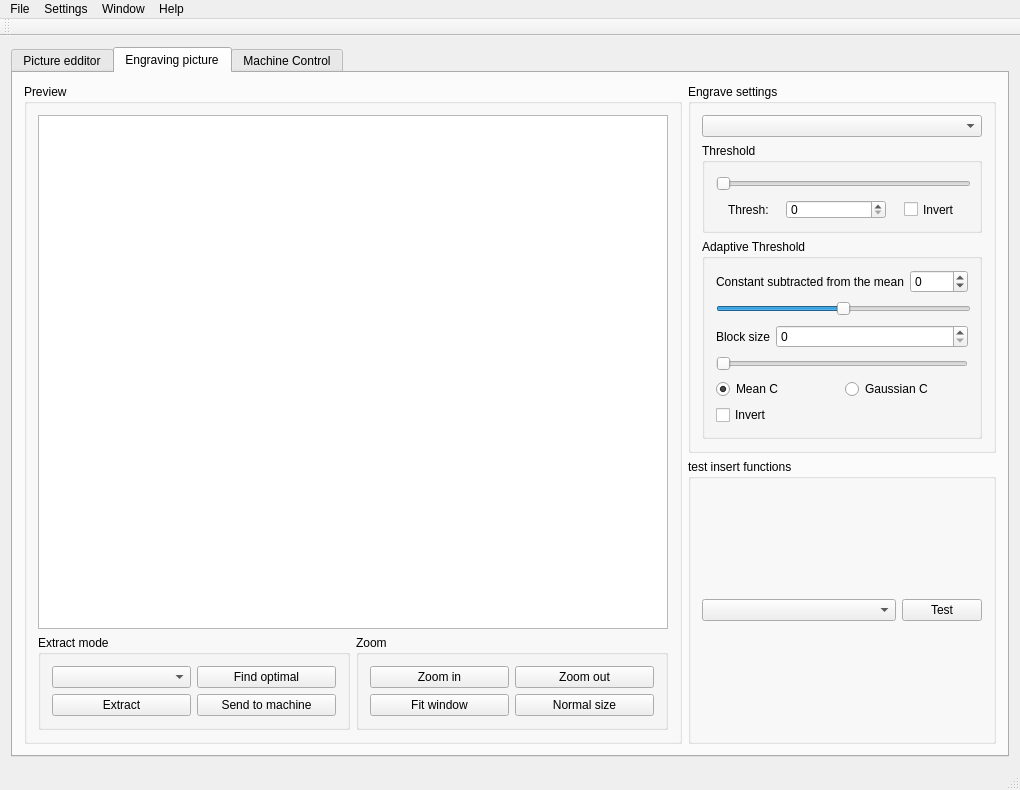
CommName/Cengrave, file mainwindow/mainwindow.ui: the form before one commit.
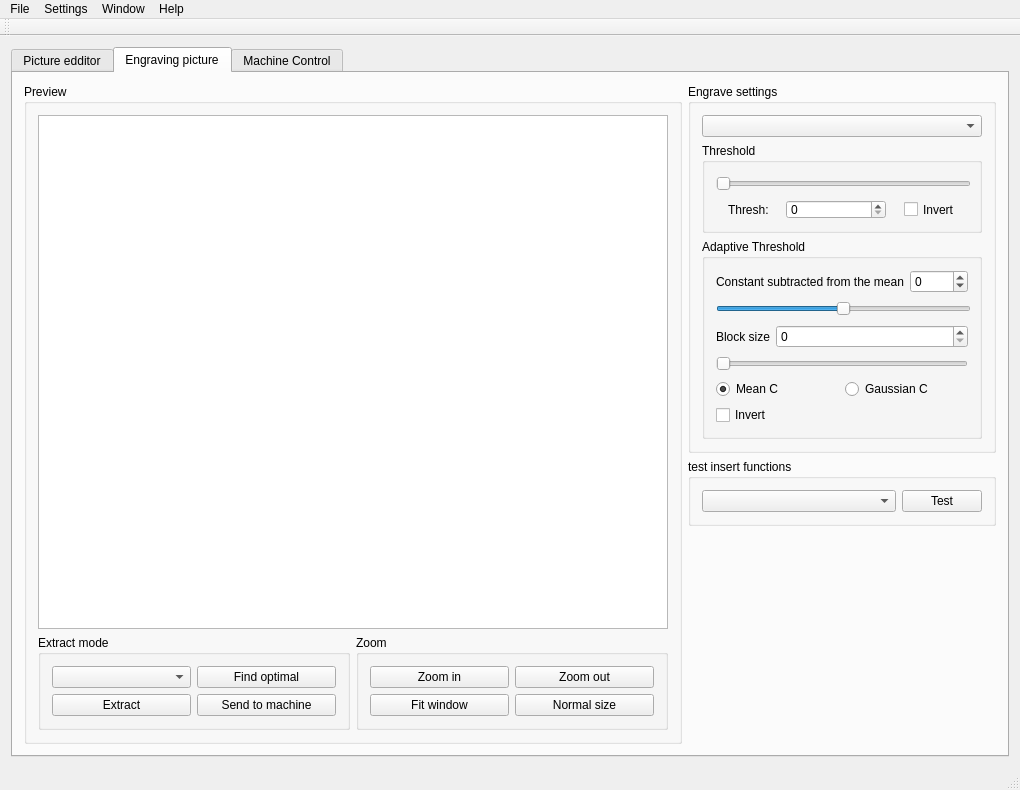
The form after the commit.

Commit message: Diagonal ZZ (movement) extract mode

Diff of the .ui file:
```diff
--- a/mainwindow/mainwindow.ui
+++ b/mainwindow/mainwindow.ui
@@ -6,7 +6,7 @@
    <rect>
     <x>0</x>
     <y>0</y>
-    <width>977</width>
+    <width>1000</width>
     <height>772</height>
    </rect>
   </property>
@@ -499,7 +499,7 @@
          </widget>
         </item>
         <item>
-         <layout class="QVBoxLayout" name="commands_mode1" stretch="0,0">
+         <layout class="QVBoxLayout" name="commands_mode1" stretch="0,0,0">
           <item>
            <widget class="QGroupBox" name="EngraveSettings">
             <property name="title">
@@ -752,6 +752,19 @@
             </layout>
            </widget>
           </item>
+          <item>
+           <spacer name="verticalSpacer_2">
+            <property name="orientation">
+             <enum>Qt::Vertical</enum>
+            </property>
+            <property name="sizeHint" stdset="0">
+             <size>
+              <width>20</width>
+              <height>40</height>
+             </size>
+            </property>
+           </spacer>
+          </item>
          </layout>
         </item>
        </layout>
```
Left out of the diff: 60 changed lines with no effect on the pictures. The commit also changes 3 other files.
